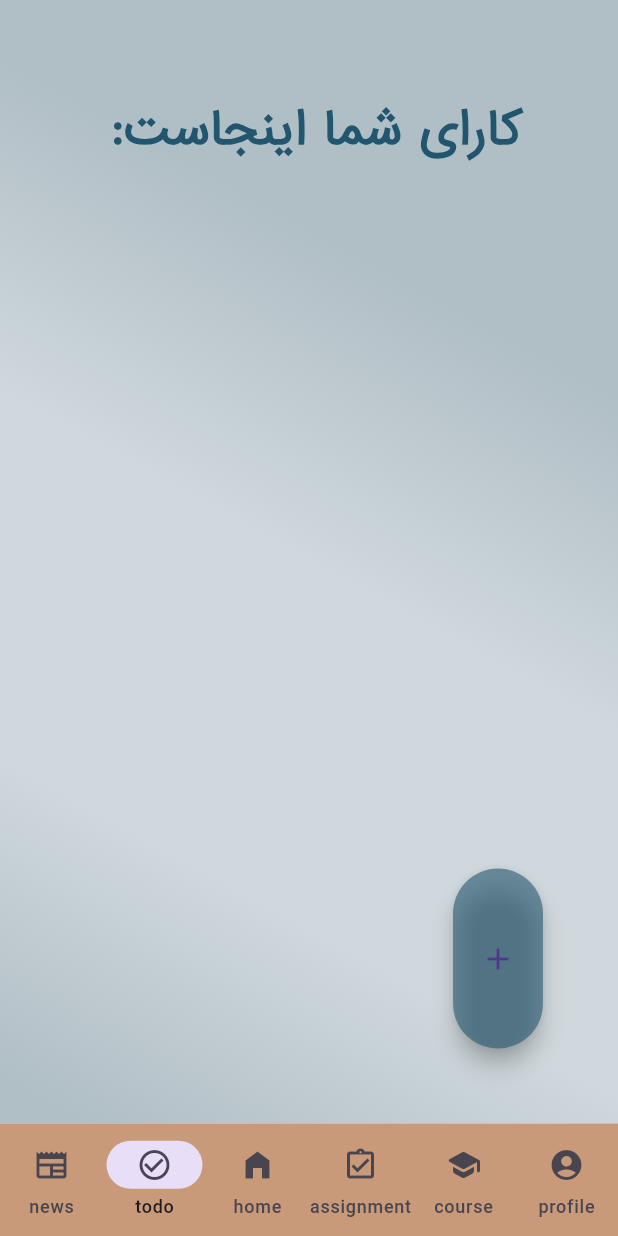
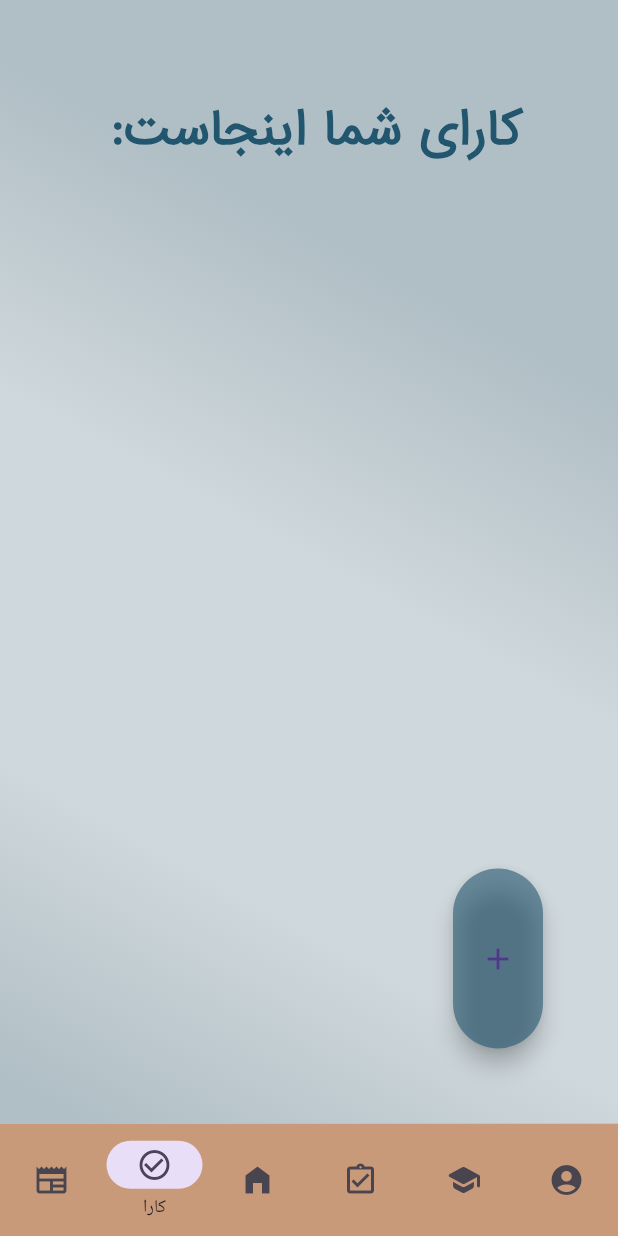
Before and after one commit to Yasamin-karima/StudentManagementSystem-Frontend, a Flutter app: the MainPage screen opened directly, item 2 of the bottom bar chosen, on a phone screen of 412 x 824 dp. Run offline on Flutter 3.47's test engine with Material 3 defaults, Android fonts, the light colour scheme and no system bars; drawn by our look-alikes of flutter_speed_dial; our stand-ins replace file_picker, shamsi_date; missing offline and left inert: profile_photo; network calls fail.

Commit message:
most edits done

```diff
--- a/lib/NavigationBar.dart
+++ b/lib/NavigationBar.dart
@@ -1,6 +1,4 @@
 import 'package:flutter/material.dart';
-import 'package:flutter/material.dart';
-import 'package:project_front_end/main.dart';
 import 'package:project_front_end/pages/AssignPage.dart';
 import 'package:project_front_end/pages/Courses.dart';
 import 'package:project_front_end/pages/HomePage.dart';
@@ -15,7 +13,6 @@ class MainPage extends StatefulWidget {
   @override
   _MainPageState createState() => _MainPageState();
 }
-
 class _MainPageState extends State<MainPage> {
   int currentIndex = 0;
 
@@ -24,7 +21,7 @@ class _MainPageState extends State<MainPage> {
     TodoPage(),
     HomePage(),
     AssignPage('SJF'),
-    Courses(),
+    const Courses(),
     ProfilePage(),
   ];
 
@@ -33,33 +30,34 @@ class _MainPageState extends State<MainPage> {
     return Scaffold(
       body: _tabs[currentIndex],
 
-      bottomNavigationBar:NavigationBar(
+      bottomNavigationBar: NavigationBar(
         destinations: const [
           NavigationDestination(
             icon: Icon(IconData(0xf0541, fontFamily: 'MaterialIcons')),
-            label: 'news',
+            label: 'خبرا',
           ),
           NavigationDestination(
             icon: Icon(Icons.check_circle_outline),
-            label: 'todo',
+            label: 'کارا',
           ),
           NavigationDestination(
             icon: Icon(Icons.home_filled),
-            label: 'home',
+            label: 'سرا',
           ),
           NavigationDestination(
             icon: Icon(Icons.assignment_turned_in_outlined),
-            label: 'assignment',
+            label: 'تمرینا',
           ),
           NavigationDestination(
             icon: Icon(Icons.school_rounded),
-            label: 'course',
+            label: 'درسا',
           ),
           NavigationDestination(
             icon: Icon(Icons.account_circle_sharp),
-            label: 'profile',
+            label: 'پروفایل',
           ),
         ],
+
         selectedIndex: currentIndex,
         onDestinationSelected: (index) {
           setState(() {
@@ -68,43 +66,9 @@ class _MainPageState extends State<MainPage> {
         },
         backgroundColor: const Color.fromARGB(230, 195, 144, 108),
         animationDuration: const Duration(milliseconds: 800),
-        labelBehavior: NavigationDestinationLabelBehavior.alwaysShow,
+        labelBehavior: NavigationDestinationLabelBehavior.onlyShowSelected,
         height: 75,
       )
     );
   }
 }
-/*
-class BottomAnimatedNavigationBar extends StatefulWidget {
-  @override
-  State<BottomAnimatedNavigationBar> createState() => _BottomAnimatedNavigationBarState();
-}
-
-class _BottomAnimatedNavigationBarState extends State<BottomAnimatedNavigationBar> {
-  late int currentPageIndex;
-  @override
-  Widget build(BuildContext context) {
-    return NavigationBar(
-        destinations: const [
-          NavigationDestination(
-            icon: Icon(Icons.home_filled),
-            label: 'home',
-          ),
-          NavigationDestination(
-            icon: Icon(Icons.school_rounded),
-            label: 'courses',
-          ),
-          NavigationDestination(
-            icon: Icon(Icons.account_circle_sharp),
-            label: 'profile',
-          ),
-        ],
-        selectedIndex: currentPageIndex,
-      onDestinationSelected: (index) {
-          setState(() {
-            currentPageIndex = index;
-          });
-      },
-    );
-  }
-}*/
```
